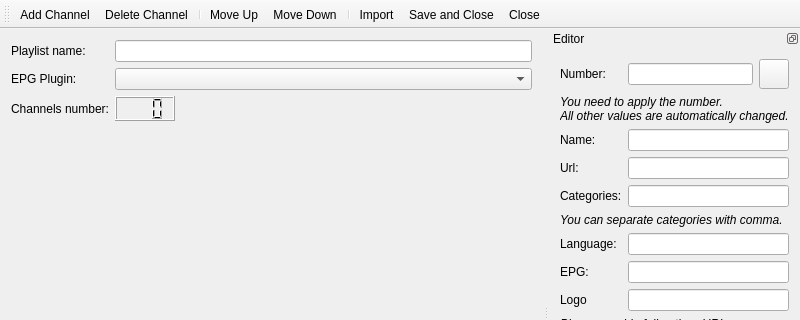
Qt form src/ui/EditPlaylist.ui (ntadej/tano) before a commit; both pictures show x 0 to 800 and y 0 to 320 of the 800 by 600 pixel window.
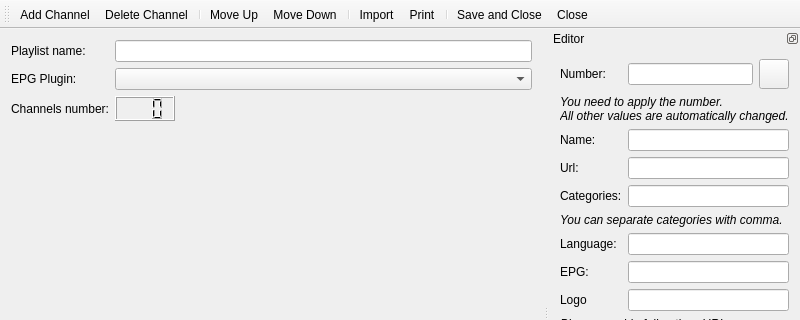
The same form after that commit. Icons and pictures are not drawn. Custom widgets are drawn as their Qt base class.

Patch:
```diff
--- a/src/ui/EditPlaylist.ui
+++ b/src/ui/EditPlaylist.ui
@@ -99,6 +99,8 @@
    <addaction name="actionDown"/>
    <addaction name="separator"/>
    <addaction name="actionImport"/>
+   <addaction name="actionPrint"/>
+   <addaction name="separator"/>
    <addaction name="actionSave"/>
    <addaction name="actionClose"/>
   </widget>
@@ -334,6 +336,15 @@
     <string>Move Down</string>
    </property>
   </action>
+  <action name="actionPrint">
+   <property name="icon">
+    <iconset resource="images.qrc">
+     <normaloff>:/icons/images/print.png</normaloff>:/icons/images/print.png</iconset>
+   </property>
+   <property name="text">
+    <string>Print</string>
+   </property>
+  </action>
  </widget>
  <layoutdefault spacing="6" margin="11"/>
  <customwidgets>
```
